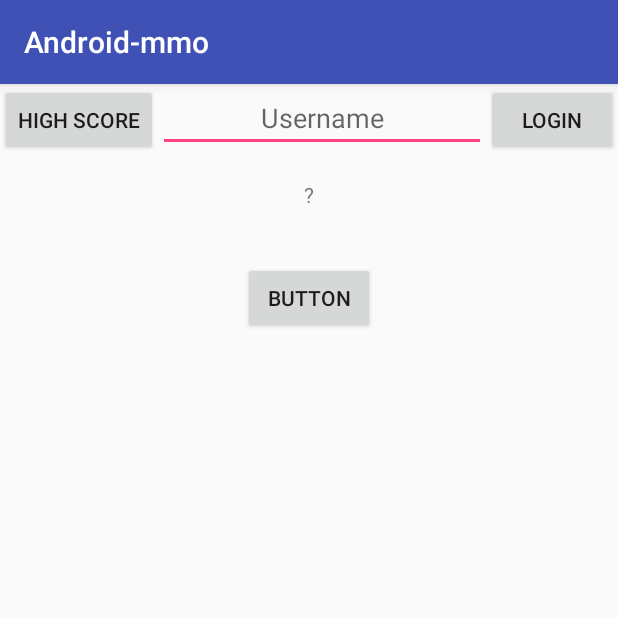
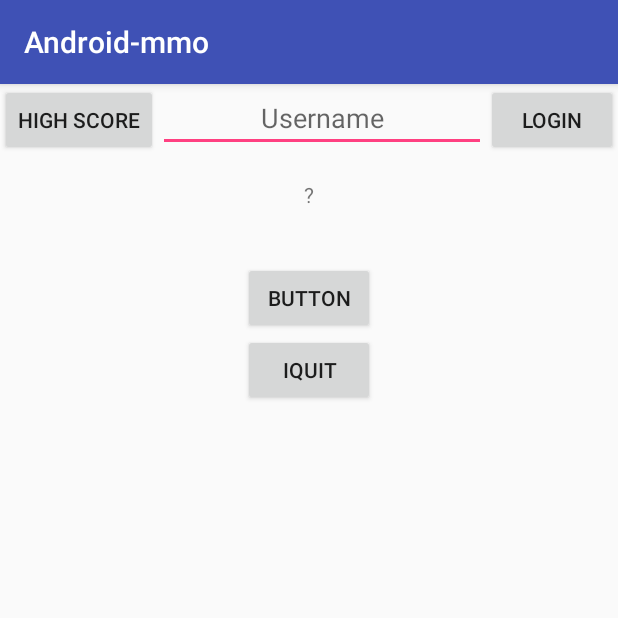
Before and after one commit to ShionTatarian/android-mmo, an Android app: the screen it shows after launch (MainActivity), on a phone screen of 412 x 824 dp, the top half of it. Run offline under Robolectric (Android 15) with nearby library versions, the phone set to English and light mode, and no system bars; our stand-ins replace Firebase (no records; nobody signed in at launch, a user with empty details on screens opened directly); 1 statement that could not run was skipped.

Commit message:
Added i-quit button

```diff
--- a/app/src/main/java/fi/qvik/android_mmo/MainActivity.java
+++ b/app/src/main/java/fi/qvik/android_mmo/MainActivity.java
@@ -4,6 +4,8 @@ import android.content.Intent;
 import android.content.pm.PackageInfo;
 import android.content.pm.PackageManager;
 import android.content.pm.Signature;
+import android.graphics.Color;
+import android.support.annotation.ColorInt;
 import android.support.annotation.NonNull;
 import android.support.v7.app.AppCompatActivity;
 import android.os.Bundle;
@@ -66,6 +68,7 @@ public class MainActivity extends AppCompatActivity {
         button = findViewById(R.id.button);
         loginButton = findViewById(R.id.login_button);
         userNameEdit = findViewById(R.id.user_name_edit);
+
         String userName = appUtils.getUserName();
         userNameEdit.setText(userName);
         if (!TextUtils.isEmpty(userName)) {
@@ -151,4 +154,10 @@ public class MainActivity extends AppCompatActivity {
         Intent intent = new Intent(this, HighScoreActivity.class);
         startActivity(intent);
     }
+
+    public void onIQuitClick(View view) {
+        finish();
+
+    }
+
 }
--- a/app/src/main/res/layout/activity_main.xml
+++ b/app/src/main/res/layout/activity_main.xml
@@ -64,4 +64,12 @@
         android:onClick="onButtonClick"
         android:text="Button" />
 
+    <Button
+        android:id="@+id/quit_button"
+        android:layout_width="wrap_content"
+        android:layout_height="wrap_content"
+        android:text="iQuit"
+        android:onClick="onIQuitClick"
+        />
+
 </LinearLayout>
```
